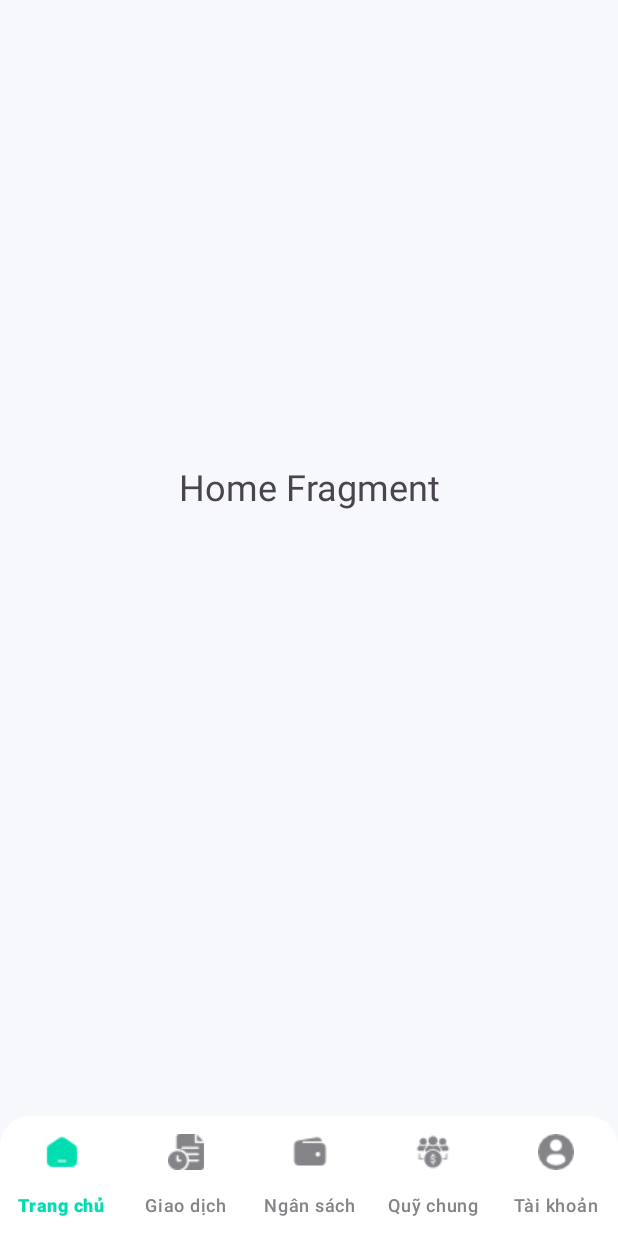
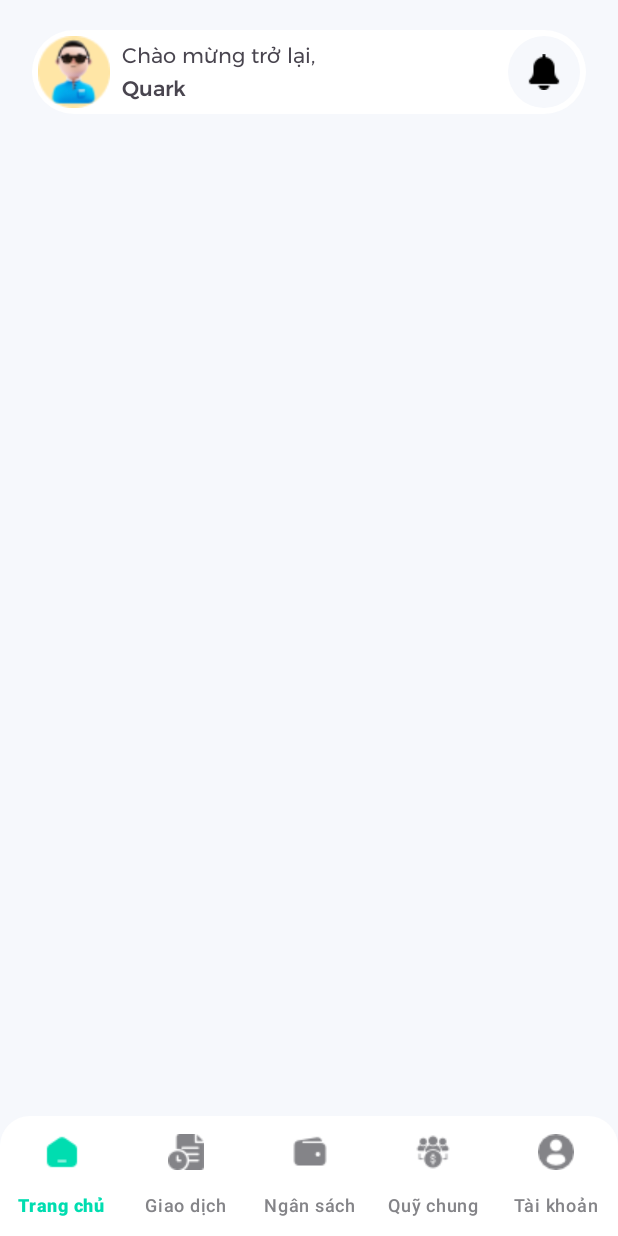
Before and after one commit to DatTranDev/ExpenseTracker, an Android app: the screen it shows after launch (MainActivity), on a phone screen of 412 x 824 dp. Run offline under Robolectric (Android 15) with nearby library versions, the light colour scheme and no system bars.

Commit message:
feat(home): create top view

```diff
--- /dev/null
+++ b/app/src/main/res/drawable/rounded_background.xml
@@ -0,0 +1,7 @@
+<?xml version="1.0" encoding="utf-8"?>
+<shape xmlns:android="http://schemas.android.com/apk/res/android">
+    <solid android:color="#fff"/>
+    <corners android:radius="40dp">
+
+    </corners>
+</shape>
--- /dev/null
+++ b/app/src/main/res/drawable/rounded_background_icon.xml
@@ -0,0 +1,7 @@
+<?xml version="1.0" encoding="utf-8"?>
+<shape xmlns:android="http://schemas.android.com/apk/res/android">
+    <solid android:color="#F6F8FC"/>
+    <corners android:radius="40dp">
+
+    </corners>
+</shape>
--- a/app/src/main/res/layout/fragment_home.xml
+++ b/app/src/main/res/layout/fragment_home.xml
@@ -6,11 +6,67 @@
     tools:context=".fragment.HomeFragment">
 
     <!-- TODO: Update blank fragment layout -->
-    <TextView
+    <LinearLayout
+        android:id="@+id/container"
         android:layout_width="match_parent"
         android:layout_height="match_parent"
-        android:gravity="center"
-        android:text="Home Fragment"
-        android:textSize="24sp" />
+        android:padding="20dp"
+        android:background="#F6F8FC">
+
+
+        <LinearLayout
+            android:id="@+id/profile"
+            android:layout_width="match_parent"
+            android:layout_height="56dp"
+            android:orientation="horizontal"
+            android:padding="4dp"
+            android:background="@drawable/rounded_background">
+            <ImageView
+                android:id="@+id/avatar"
+                android:layout_width="48dp"
+                android:layout_height="48dp"
+                android:src="@drawable/avatar" />
+            <LinearLayout
+                android:id="@+id/title"
+                android:layout_marginStart="8dp"
+                android:layout_width="wrap_content"
+                android:layout_height="match_parent"
+                android:orientation="vertical"
+                android:gravity="center_vertical">
+                <TextView
+                    android:id="@+id/textView3"
+                    android:layout_width="wrap_content"
+                    android:layout_height="wrap_content"
+                    android:fontFamily="@font/montserrat"
+                    android:text="Chào mừng trở lại," />
+                <TextView
+                    android:id="@+id/textView4"
+                    android:layout_width="wrap_content"
+                    android:layout_height="wrap_content"
+                    android:fontFamily="@font/montserrat_medium"
+                    android:text="Quark" />
+            </LinearLayout>
+            <LinearLayout
+                android:id="@+id/notification_container"
+                android:layout_width="match_parent"
+                android:layout_height="match_parent"
+                android:orientation="horizontal"
+                android:gravity="end">
+                <LinearLayout
+                    android:id="@+id/notification"
+                    android:layout_width="48dp"
+                    android:layout_height="48dp"
+                    android:orientation="vertical"
+                    android:background="@drawable/rounded_background_icon"
+                    android:gravity="center_vertical">
+                    <ImageView
+                        android:id="@+id/imageView3"
+                        android:layout_width="match_parent"
+                        android:layout_height="wrap_content"
+                        android:src="@drawable/ic_notification" />
+                </LinearLayout>
+            </LinearLayout>
+        </LinearLayout>
+    </LinearLayout>
 
 </FrameLayout>
```
Also changed, not shown: app/src/main/res/drawable/avatar.png (added), app/src/main/res/drawable/ic_notification.png (added).
